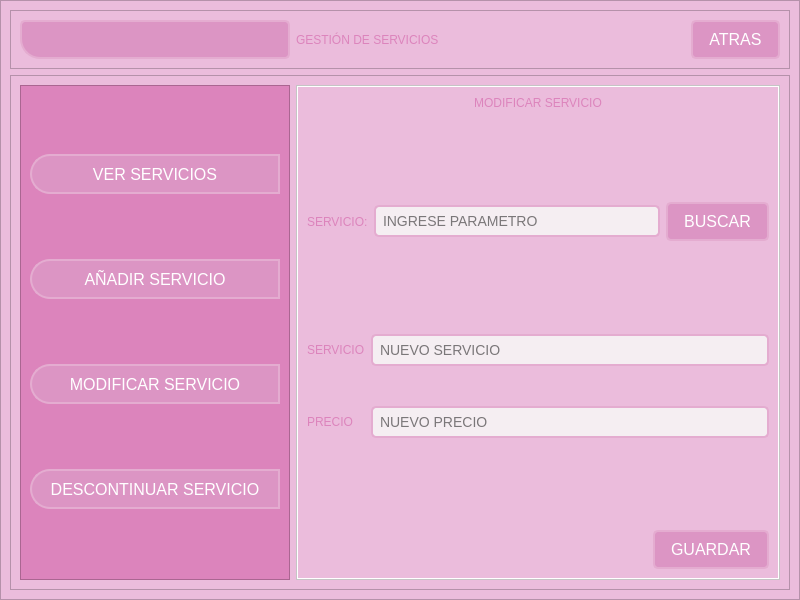
The window that GUI/sub_ventanas/ui/GestionServicios.ui (C-Sebastian-M/GLAM_MAKEUP_STORE) describes before a commit, drawn with Qt 5.
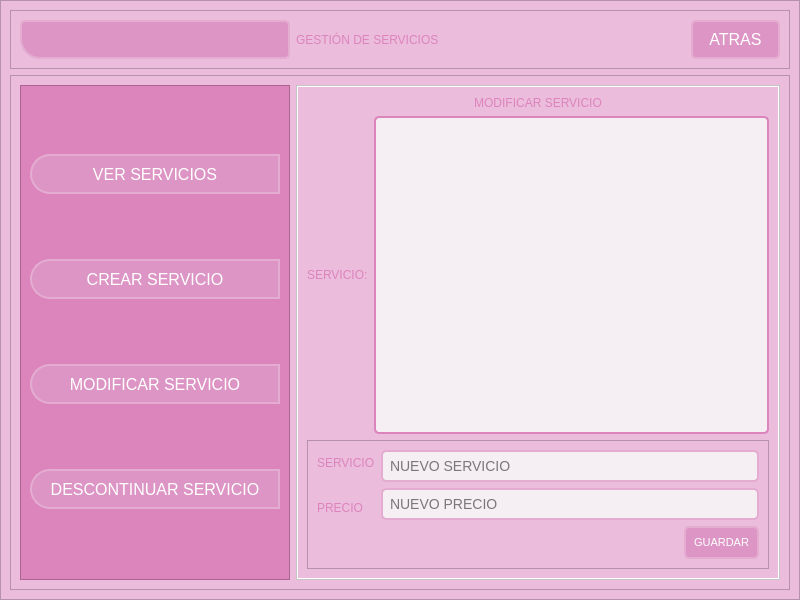
The same window after the commit. The open tabs and pages were chosen to show the change. Icons and pictures are not drawn.

Commit message: Mejora a gestion servicios

The edit to the form file:
```diff
--- a/GUI/sub_ventanas/ui/GestionServicios.ui
+++ b/GUI/sub_ventanas/ui/GestionServicios.ui
@@ -282,7 +282,7 @@
                 </size>
                </property>
                <property name="text">
-                <string>AÑADIR SERVICIO</string>
+                <string>CREAR SERVICIO</string>
                </property>
                <property name="icon">
                 <iconset>
@@ -358,7 +358,7 @@
 /* Estilo para QLabel */
 QLabel {
 	background-color:  rgb(235, 188, 220);
-    font: 87 14pt &quot;Arial Black&quot;; /* Fuente Arial Black, peso 87 */
+    font: 70 10pt &quot;Arial Black&quot;; /* Fuente Arial Black, peso 87 */
     color: rgb(220, 132, 188); /* Color de texto rgb(220, 132, 188) */
 }
 
@@ -382,11 +382,11 @@
 QPushButton {
     border: 2px solid #e4acd0;
     border-radius: 5px;
-    padding: 8px 16px;
+    padding: 8px 8px;
     background-color: #dc95c4; /* Fondo */
     color: #ffffff; /* Color del texto */
     font-family: Arial, sans-serif;
-    font-size: 16px;
+    font-size: 11px;
 }
 
 QPushButton:hover {
@@ -412,7 +412,32 @@
 QTableWidget QTableCornerButton::section {
 	background-color: rgb(0, 0, 0);
 	border: 1px solid rgb(0, 206, 151);
-}</string>
+}
+QListView {
+            background-color: #f5eef2;
+            color: #000000;
+            border: 2px solid #dc84bc;
+            border-radius: 5px;
+            padding: 5px;
+        }
+        QListView::item {
+            background-color: #e4acd0;
+            border: 1px solid #dc84bc;
+            border-radius: 5px;
+            padding: 5px;
+            margin: 3px;
+        }
+        QListView::item:selected {
+            background-color: #dc84bc;
+            color: #ffffff;
+        }
+        QListView::item:hover {
+            background-color: #ebbcdc;
+            color: #000000;
+        }
+        QListView::item:alternate {
+            background-color: #e4c4d4;
+        }</string>
             </property>
             <property name="frameShape">
              <enum>QFrame::StyledPanel</enum>
@@ -700,19 +725,6 @@
                    </property>
                   </widget>
                  </item>
-                 <item>
-                  <spacer name="verticalSpacer_3">
-                   <property name="orientation">
-                    <enum>Qt::Vertical</enum>
-                   </property>
-                   <property name="sizeHint" stdset="0">
-                    <size>
-                     <width>20</width>
-                     <height>40</height>
-                    </size>
-                   </property>
-                  </spacer>
-                 </item>
                  <item>
                   <layout class="QHBoxLayout" name="horizontalLayout_9">
                    <item>
@@ -723,50 +735,117 @@
                     </widget>
                    </item>
                    <item>
-                    <widget class="QLineEdit" name="lineEdit_buscarModificar">
-                     <property name="placeholderText">
-                      <string>INGRESE PARAMETRO</string>
-                     </property>
-                    </widget>
-                   </item>
-                   <item>
-                    <widget class="QPushButton" name="pushButton_buscarModificar">
-                     <property name="text">
-                      <string>BUSCAR</string>
-                     </property>
-                     <property name="icon">
-                      <iconset>
-                       <normaloff>../../recursos/images/account-search-outline.png</normaloff>../../recursos/images/account-search-outline.png</iconset>
-                     </property>
-                     <property name="iconSize">
-                      <size>
-                       <width>38</width>
-                       <height>29</height>
-                      </size>
-                     </property>
-                    </widget>
+                    <widget class="QListWidget" name="listWidget_Servicios"/>
                    </item>
                   </layout>
                  </item>
                  <item>
-                  <spacer name="verticalSpacer_4">
-                   <property name="orientation">
-                    <enum>Qt::Vertical</enum>
+                  <widget class="QFrame" name="frame_formulario">
+                   <property name="styleSheet">
+                    <string notr="true">/* styles.css */
+
+/* Estilo para QFrame */
+QFrame {
+    background-color: rgb(235, 188, 220);
+}
+
+/* Estilo para QLabel */
+QLabel {
+	background-color:  rgb(235, 188, 220);
+    font: 70 10pt &quot;Arial Black&quot;; /* Fuente Arial Black, peso 87 */
+    color: rgb(220, 132, 188); /* Color de texto rgb(220, 132, 188) */
+}
+
+/* Estilo para QLineEdit */
+QLineEdit {
+    border: 2px solid #e4acd0; /* Borde */
+    border-radius: 5px;
+    padding: 5px;
+    background-color: #f5eef2; /* Fondo */
+    color: rgb(0, 0, 0); /* Color del texto */
+    font-family: Arial, sans-serif;
+    font-size: 14px;
+}
+QLineEdit:hover {
+	border: 2px solid rgb(255, 255, 255);
+}
+QLineEdit:focus {
+    border: 2px solid #dc84bc; /* Borde al enfocar */
+}
+
+QPushButton {
+    border: 2px solid #e4acd0;
+    border-radius: 5px;
+    padding: 8px 8px;
+    background-color: #dc95c4; /* Fondo */
+    color: #ffffff; /* Color del texto */
+    font-family: Arial, sans-serif;
+    font-size: 11px;
+}
+
+QPushButton:hover {
+    background-color: #dc84bc; /* Fondo al pasar el cursor */
+}
+
+QPushButton:pressed {
+    background-color: #d484b4; /* Fondo al presionar */
+}
+
+QTableWidget {
+	background-color: rgb(255, 255, 255);
+	color: rgb(0, 0, 0);
+	gridline-color: #dc84bc;
+	font-size: 12pt;
+	color: #000000;
+}
+QHeaderView::section {
+	background-color: #dc84bc;
+	border: 1px solid rgb(0, 0, 0);
+	font-size: 12pt;
+}
+QTableWidget QTableCornerButton::section {
+	background-color: rgb(0, 0, 0);
+	border: 1px solid rgb(0, 206, 151);
+}
+QListView {
+            background-color: #f5eef2;
+            color: #000000;
+            border: 2px solid #dc84bc;
+            border-radius: 5px;
+            padding: 5px;
+        }
+        QListView::item {
+            background-color: #e4acd0;
+            border: 1px solid #dc84bc;
+            border-radius: 5px;
+            padding: 5px;
+            margin: 3px;
+        }
+        QListView::item:selected {
+            background-color: #dc84bc;
+            color: #ffffff;
+        }
+        QListView::item:hover {
+            background-color: #ebbcdc;
+            color: #000000;
+        }
+        QListView::item:alternate {
+            background-color: #e4c4d4;
+        }</string>
                    </property>
-                   <property name="sizeHint" stdset="0">
-                    <size>
-                     <width>20</width>
-                     <height>40</height>
-                    </size>
+                   <property name="frameShape">
+                    <enum>QFrame::StyledPanel</enum>
                    </property>
-                  </spacer>
-                 </item>
+                   <property name="frameShadow">
+                    <enum>QFrame::Raised</enum>
+                   </property>
+                   <layout class="QVBoxLayout" name="verticalLayout_10">
                  <item>
-                  <layout class="QHBoxLayout" name="horizontalLayout_7">
+                     <layout class="QHBoxLayout" name="horizontalLayout_4">
                    <item>
                     <layout class="QVBoxLayout" name="verticalLayout_11">
                      <property name="spacing">
-                      <number>40</number>
+                         <number>20</number>
                      </property>
                      <item>
                       <widget class="QLabel" name="label_14">
@@ -785,19 +864,16 @@
                     </layout>
                    </item>
                    <item>
-                    <layout class="QVBoxLayout" name="verticalLayout_10">
-                     <property name="spacing">
-                      <number>40</number>
-                     </property>
+                       <layout class="QVBoxLayout" name="verticalLayout_6">
                      <item>
-                      <widget class="QLineEdit" name="lineEdit_nuevoNombre">
+                         <widget class="QLineEdit" name="lineEdit_nuevoServicio">
                        <property name="placeholderText">
                         <string>NUEVO SERVICIO</string>
                        </property>
                       </widget>
                      </item>
                      <item>
-                      <widget class="QLineEdit" name="lineEdit_nuevoTelefono">
+                         <widget class="QLineEdit" name="lineEdit_nuevoPrecio">
                        <property name="placeholderText">
                         <string>NUEVO PRECIO</string>
                        </property>
@@ -807,19 +883,6 @@
                    </item>
                   </layout>
                  </item>
-                 <item>
-                  <spacer name="verticalSpacer_5">
-                   <property name="orientation">
-                    <enum>Qt::Vertical</enum>
-                   </property>
-                   <property name="sizeHint" stdset="0">
-                    <size>
-                     <width>20</width>
-                     <height>40</height>
-                    </size>
-                   </property>
-                  </spacer>
-                 </item>
                  <item>
                   <layout class="QHBoxLayout" name="horizontalLayout_8">
                    <item>
@@ -863,6 +926,9 @@
                  </item>
                 </layout>
                </widget>
+                 </item>
+                </layout>
+               </widget>
                <widget class="QWidget" name="pagina_eliminar">
                 <layout class="QVBoxLayout" name="verticalLayout_13">
                  <item>
```
Left out of the diff: 78 changed lines with no effect on the pictures. Lines whose indentation alone changed are shown as unchanged. The commit also changes 8 other files.
